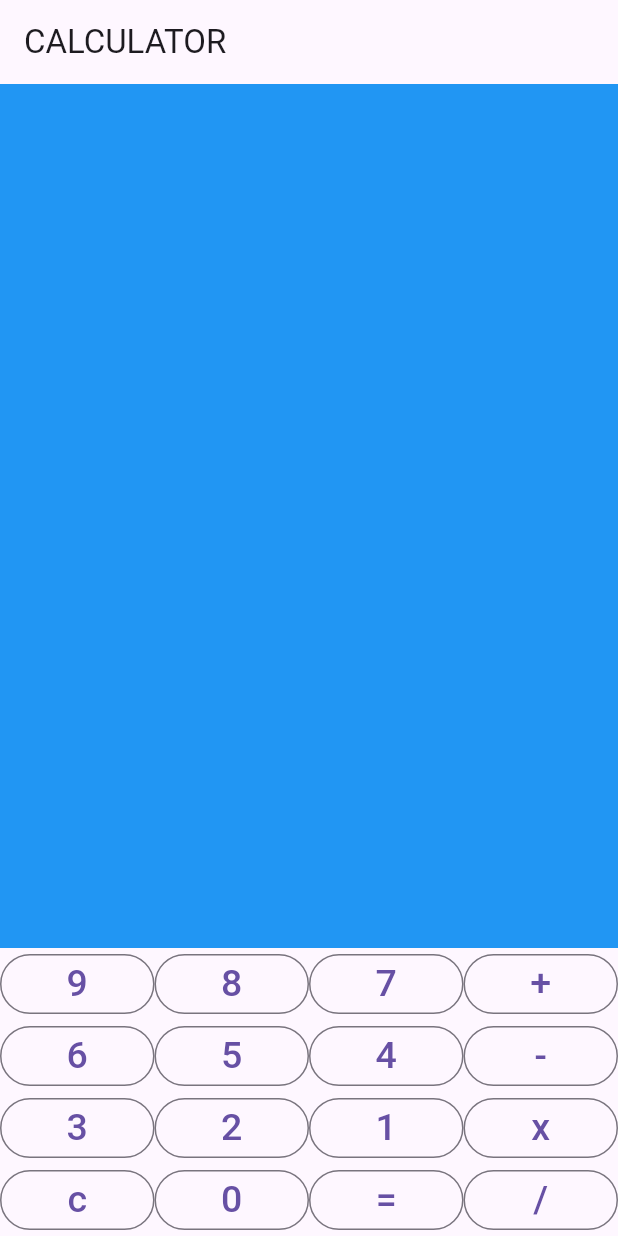
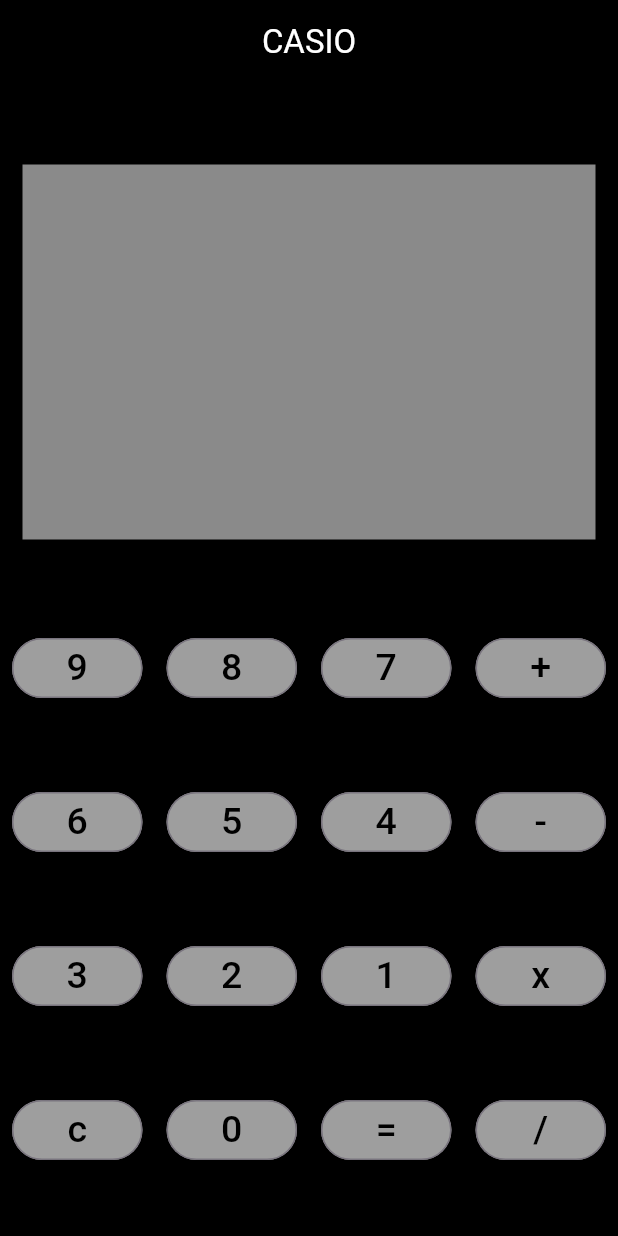
Before and after one commit to noushinizar/calculator, a Flutter app: the screen it shows after launch, on a phone screen of 412 x 824 dp. Run offline on Flutter 3.47's test engine with Material 3 defaults, Android fonts, the phone set to English and light mode, and no system bars.

Commit message:
code modified

```diff
--- a/lib/calculator.dart
+++ b/lib/calculator.dart
@@ -47,12 +47,15 @@ class _calculatorState extends State<calculator> {
 
 Widget CustomOutlineButton(String value ){
   return Expanded(child:
-    OutlinedButton(
+    Padding(
+      padding: const EdgeInsets.all(8.0),
+      child: OutlinedButton(
         onPressed: ()=>
           btnClicked(value),
-
+         style: OutlinedButton.styleFrom(backgroundColor: Colors.grey,overlayColor: Colors.black ),
         child: Text(value,
-        style: TextStyle(fontSize: 25),
+          style: TextStyle(fontSize: 25,color:Colors.black ),
+        ),
       ),
     ),
   );
@@ -60,12 +63,21 @@ Widget CustomOutlineButton(String value ){
   @override
   Widget build(BuildContext context) {
     return Scaffold(
-      appBar: AppBar(title: Text('CALCULATOR'),),
+      backgroundColor: Colors.black,
+      appBar: AppBar(
+        backgroundColor: Colors.black,
+        centerTitle: true,
+        title: Text('CASIO',style: TextStyle(color: Colors.white),),),
       body:Container(
         child: Column(
+          mainAxisAlignment: MainAxisAlignment.spaceEvenly,
+
           children: [
-            Expanded(child: Container(
-              color: Colors.blue,
+            Padding(
+              padding: const EdgeInsets.all(15.0),
+              child: Container(
+                height: 250,
+                color: Colors.white54,
                 padding: EdgeInsets.all(10),
                 alignment: Alignment.bottomRight,
                 child: Text(
@@ -73,10 +85,11 @@ Widget CustomOutlineButton(String value ){
                   style: TextStyle(
                     fontSize: 50,
                     fontWeight: FontWeight.w600,
-                  color: Colors.black,
+                    color: Colors.black87,
                   ),
                 ),
-            )),
+              ),
+            ),
             Row(
               children: [
                 CustomOutlineButton("9"),
--- a/lib/main.dart
+++ b/lib/main.dart
@@ -13,8 +13,6 @@ class calc extends StatelessWidget {
     return MaterialApp(
       debugShowCheckedModeBanner: false,
       title: 'CALCULATOR',
-      theme: ThemeData(
-        primaryColor: Colors.amber),
       home: calculator(),
       );
 
```
Also changed, not shown: pubspec.lock. Lines whose indentation alone changed are shown as unchanged.
